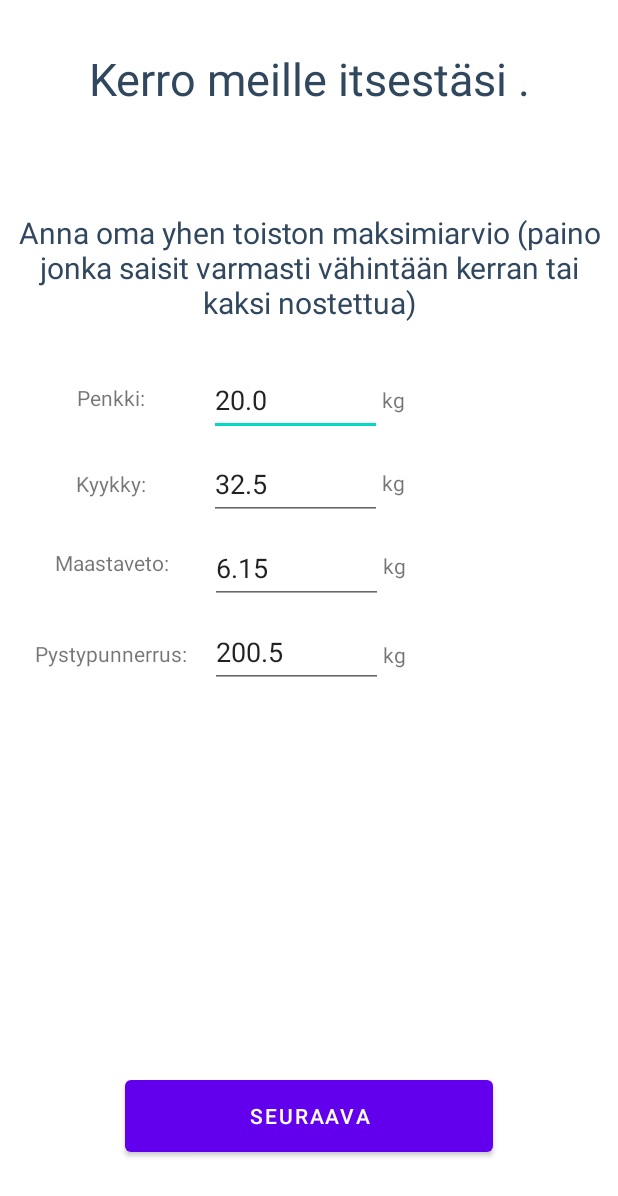
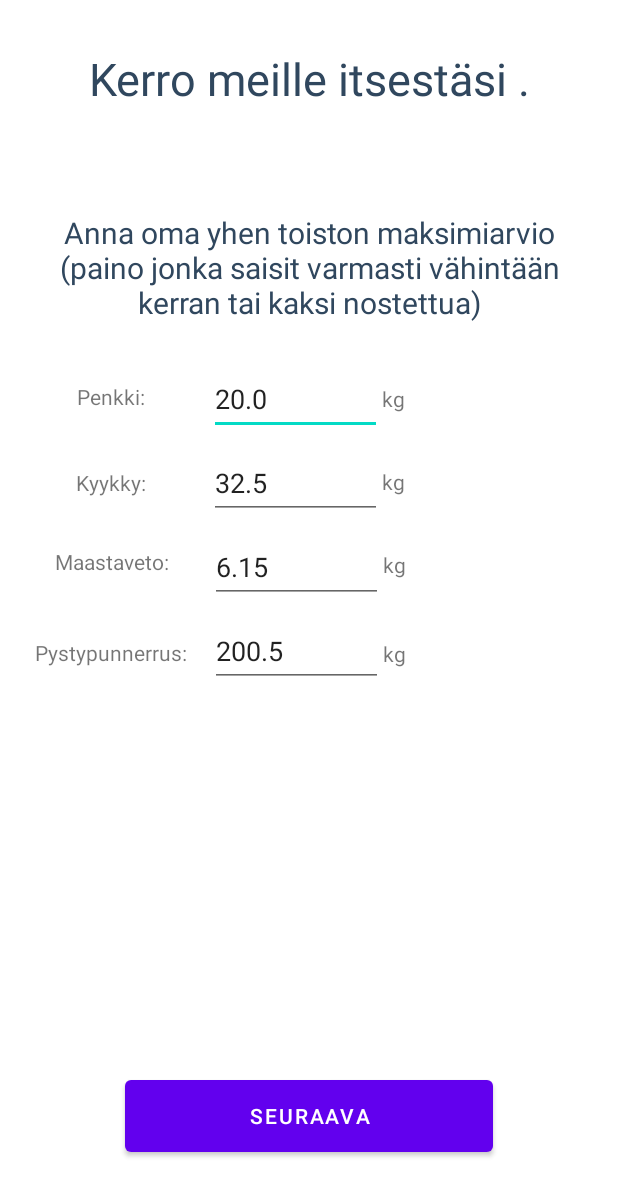
Before and after one commit to Cl0wnFiesta/GymRat, an Android app: the SetupPageActivity screen opened directly, with no data from a screen before it, on a phone screen of 412 x 824 dp. Shown: the top 1196 px of the screen. Run offline under Robolectric (Android 15) with nearby library versions, the phone set to English and light mode, and no system bars.

Commit message:
Mainpage with username box Vol.2

```diff
--- a/app/src/main/java/com/example/gymrat/MainActivity.java
+++ b/app/src/main/java/com/example/gymrat/MainActivity.java
@@ -22,10 +22,7 @@ public class MainActivity extends AppCompatActivity {
         super.onCreate(savedInstanceState);
         setContentView(R.layout.activity_main);
 
-
     }
-        //this is a comment
-
 
     @Override
     protected void onStart() {
@@ -45,11 +42,13 @@ public class MainActivity extends AppCompatActivity {
         if(!firstTime){
             Intent intent = new Intent(this, Create_UserActivity.class);
             startActivity(intent);
+        }else{
+            TextView mtext = findViewById(R.id.UserNameM);
+            SharedPreferences sharedPreferences = getSharedPreferences("myKey", MODE_PRIVATE);
+            String value = sharedPreferences.getString("value","");
+            mtext.setText("Hei " + value);
         }
-        TextView mtext = findViewById(R.id.UserNameM);
-        SharedPreferences sharedPreferences = getSharedPreferences("myKey", MODE_PRIVATE);
-        String value = sharedPreferences.getString("value","");
-        mtext.setText("Hei " + value);
+
     }
 
 }
--- a/app/src/main/res/layout/first_setup_page.xml
+++ b/app/src/main/res/layout/first_setup_page.xml
@@ -41,6 +41,7 @@
         android:layout_marginStart="8dp"
         android:layout_marginTop="21dp"
         android:ems="10"
+        android:hint="@string/maxPenkki"
         android:inputType="numberDecimal"
         android:minHeight="48dp"
         android:textColorHint="#757575"
@@ -194,15 +195,15 @@
 
     <TextView
         android:id="@+id/inffo"
-        android:layout_width="389dp"
-        android:layout_height="80dp"
-        android:layout_marginStart="9dp"
+        android:layout_width="0dp"
+        android:layout_height="79dp"
+        android:layout_marginStart="16dp"
         android:layout_marginTop="8dp"
-        android:layout_marginEnd="9dp"
+        android:layout_marginEnd="16dp"
         android:text="@string/paino_inffo_teksti"
+        android:textAlignment="center"
+        android:textColor="#30475E"
         android:textSize="20sp"
-        android:textColor="#30475E"
-        android:textAlignment="center"
         app:layout_constraintEnd_toEndOf="parent"
         app:layout_constraintStart_toStartOf="parent"
         app:layout_constraintTop_toBottomOf="@+id/UserName" />
```
